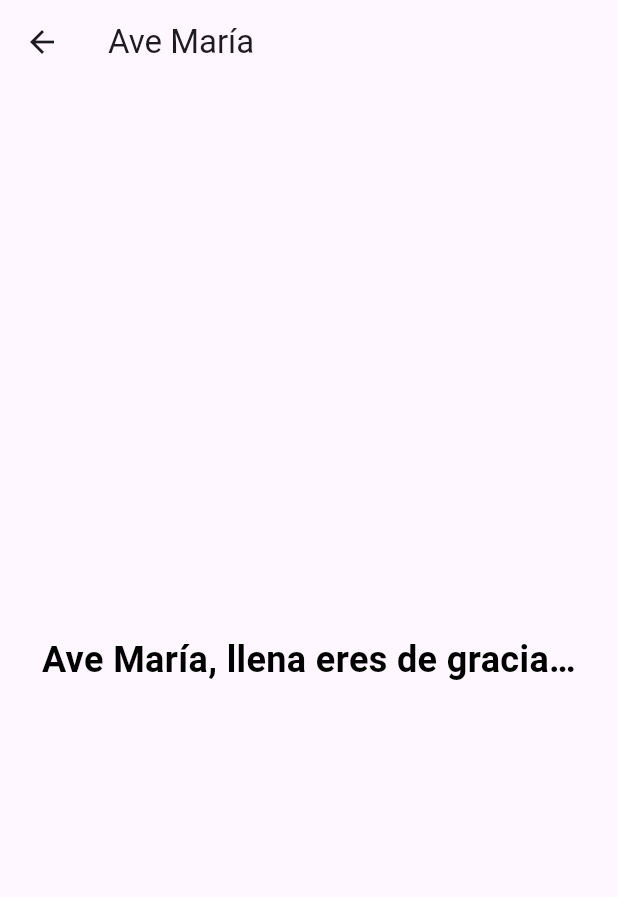
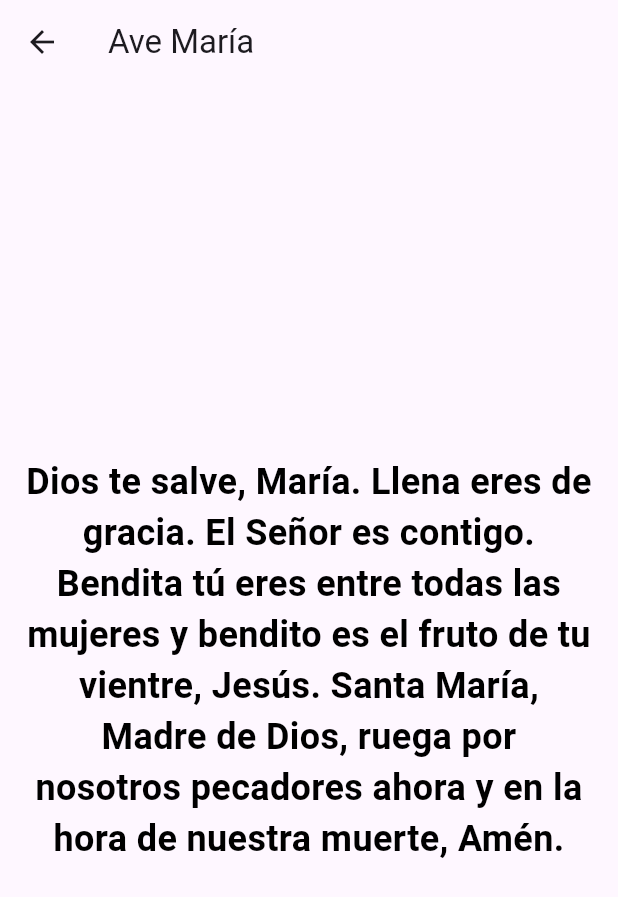
Before and after one commit to meimeifriend/alcielo_1octubre_b, a Flutter app: the AveMariaScreen screen opened directly, on a phone screen of 412 x 824 dp. Shown: the top 897 px of the screen. Run offline on Flutter 3.47's test engine with Material 3 defaults, Android fonts, the phone set to English and light mode, and no system bars; our stand-ins replace video_player.

Commit message:
3 primeras oraciones completas

```diff
--- a/lib/screens/ave_maria_screen.dart
+++ b/lib/screens/ave_maria_screen.dart
@@ -11,7 +11,7 @@ class AveMariaScreen extends StatelessWidget {
         child: Padding(
           padding: EdgeInsets.all(16.0), // Espaciado alrededor del texto
           child: Text(
-            'Ave María, llena eres de gracia…', // Texto de la oración
+            'Dios te salve, María. Llena eres de gracia. El Señor es contigo. Bendita tú eres entre todas las mujeres y bendito es el fruto de tu vientre, Jesús. Santa María, Madre de Dios, ruega por nosotros pecadores ahora y en la hora de nuestra muerte, Amén.', // Texto de la oración
             style: TextStyle(
               fontSize: 24, // Tamaño de fuente
               fontWeight: FontWeight.bold, // Negrita
--- a/lib/screens/gloria_screen.dart
+++ b/lib/screens/gloria_screen.dart
@@ -11,7 +11,7 @@ class GloriaScreen extends StatelessWidget {
         child: Padding(
           padding: EdgeInsets.all(16.0),
           child: Text(
-            'Gloria al Padre, al Hijo y al Espíritu Santo…',
+            'Gloria al Padre, al Hijo y al Espíritu Santo, como era en un principio, ahora y siempre. Por los siglos de los siglos, Amén.',
             style: TextStyle(
               fontSize: 24,
               fontWeight: FontWeight.bold,
--- a/lib/screens/padre_nuestro_screen.dart
+++ b/lib/screens/padre_nuestro_screen.dart
@@ -11,7 +11,7 @@ class PadreNuestroScreen extends StatelessWidget {
         child: Padding(
           padding: EdgeInsets.all(16.0),
           child: Text(
-            'Padre Nuestro, que estás en el cielo…',
+            'Padre Nuestro, que estás en el cielo. Santificado sea Tu Nombre. Venga a nosotros tu reino. Hágase tu voluntad así en la tierra como en el Cielo. Danos hoy el pan nuestro de cada día. Perdona nuestras ofensas como también nosotros perdonamos a los que nos ofenden. No nos dejes caer en la tentación y líbranos del mal, Amén.',
             style: TextStyle(
               fontSize: 24,
               fontWeight: FontWeight.bold,
```
